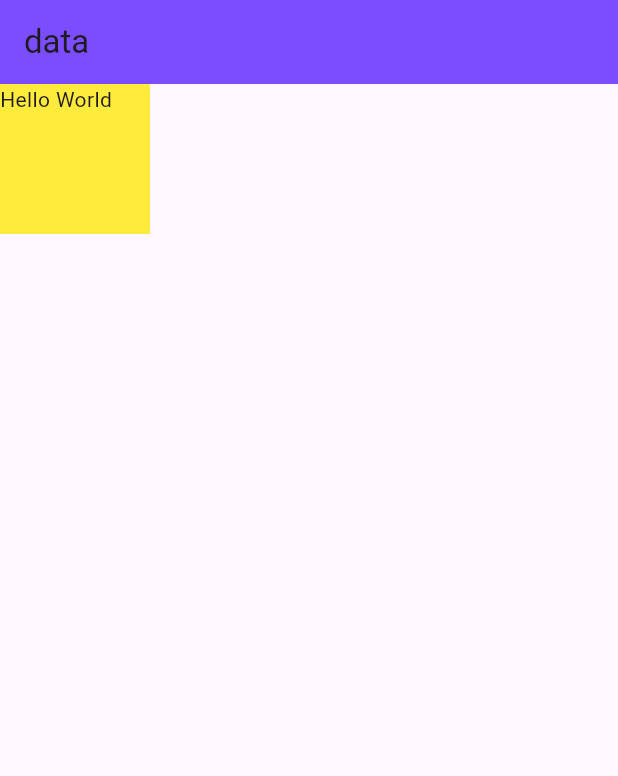
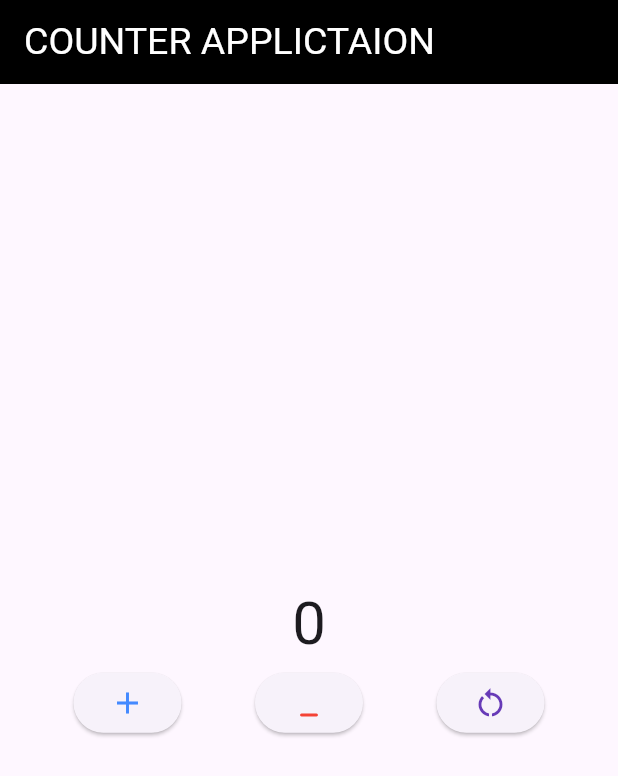
Before and after one commit to mohibansaricode/First_flutter_app, a Flutter app: the screen it shows after launch, on a phone screen of 412 x 824 dp. Shown: the top 776 px of the screen. Run offline on Flutter 3.47's test engine with Material 3 defaults, Android fonts, the phone set to English and light mode, and no system bars.

Commit message:
first Counter Application

```diff
--- a/lib/login_view.dart
+++ b/lib/login_view.dart
@@ -1,20 +1,71 @@
 import 'package:flutter/material.dart';
 
-class LoginView extends StatelessWidget {
+class LoginView extends StatefulWidget {
   const LoginView({super.key});
+
+  @override
+  State<LoginView> createState() => _LoginViewState();
+}
+
+class _LoginViewState extends State<LoginView> {
+  int counterCount = 0;
 
   @override
   Widget build(BuildContext context) {
     return Scaffold(
       appBar: AppBar(
-        backgroundColor: Colors.deepPurpleAccent,
-        title: Text("data"),
+        backgroundColor: Colors.black,
+        title: Text(
+          "COUNTER APPLICTAION",
+          style: TextStyle(fontSize: 25, color: Colors.white),
+        ),
       ),
-      body: Container(
-        color: Colors.yellow,
-        height: 100,
-        width: 100,
-        child: Text("Hello World"),
+      body: Center(
+        child: Column(
+          mainAxisAlignment: MainAxisAlignment.center,
+          children: [
+            Text("$counterCount", style: TextStyle(fontSize: 40)),
+            Row(
+              mainAxisAlignment: MainAxisAlignment.spaceEvenly,
+              children: [
+                ElevatedButton(
+                  onPressed: () {
+                    setState(() {
+                      counterCount++;
+                    });
+                  },
+                  child: Icon(Icons.add, color: Colors.blueAccent, size: 24.0),
+                ),
+                ElevatedButton(
+                  onPressed: () {
+                    setState(() {
+                      if (counterCount > 0) {
+                        counterCount--;
+                      }
+                    });
+                  },
+                  child: Icon(
+                    Icons.minimize_rounded,
+                    color: Colors.red,
+                    size: 24.0,
+                  ),
+                ),
+                ElevatedButton(
+                  onPressed: () {
+                    setState(() {
+                      counterCount = 0;
+                    });
+                  },
+                  child: Icon(
+                    Icons.restart_alt,
+                    color: Colors.deepPurple,
+                    size: 24.0,
+                  ),
+                ),
+              ],
+            ),
+          ],
+        ),
       ),
     );
   }
```
